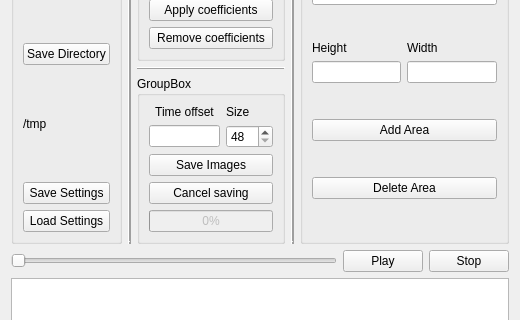
Before: the Qt Designer form GUI/VideoMode.ui in cavus700/LiveFrameExtractor, drawn with Qt 5; both pictures show x 0 to 520 and y 137 to 457 of the 520 by 580 pixel window.
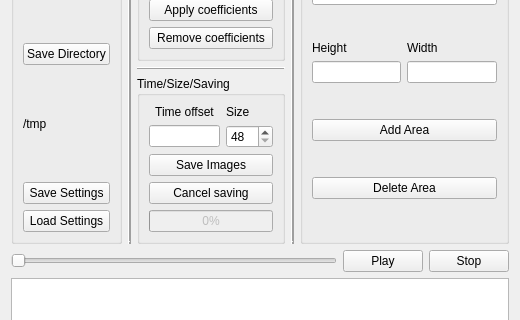
After: the same form once the commit is applied.

```diff
--- a/GUI/VideoMode.ui
+++ b/GUI/VideoMode.ui
@@ -209,7 +209,7 @@
           <string>Saved images will be resized to NxN</string>
          </property>
          <property name="title">
-          <string>GroupBox</string>
+          <string>Time/Size/Saving</string>
          </property>
          <layout class="QVBoxLayout" name="verticalLayout_8">
           <item>
```
